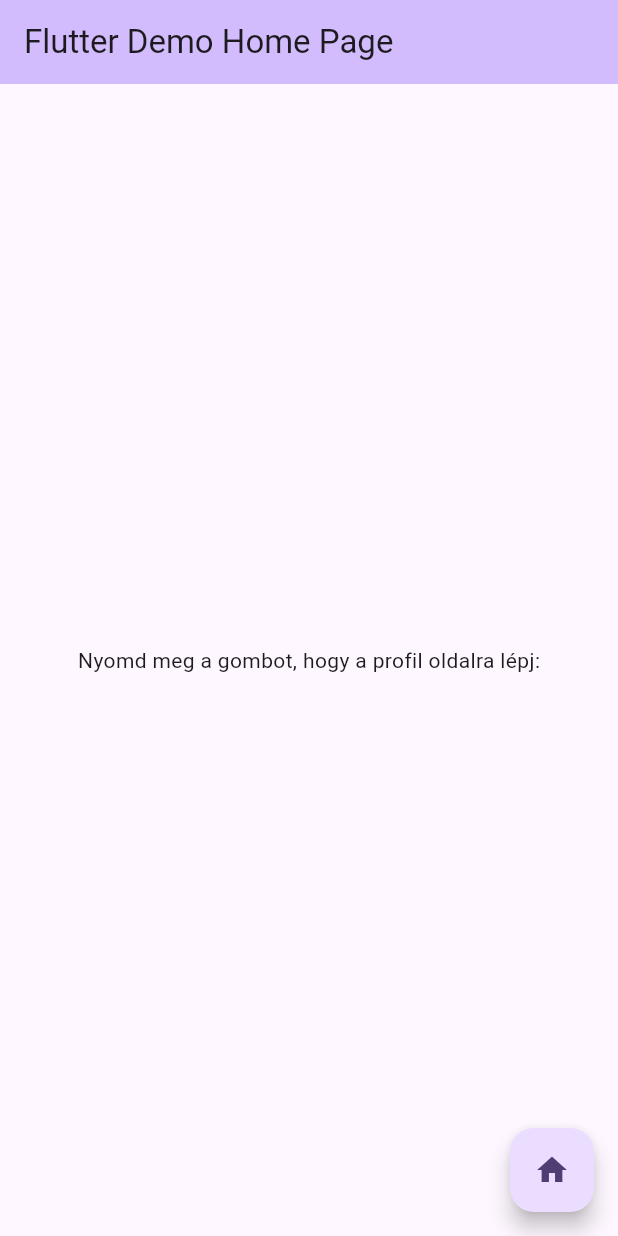
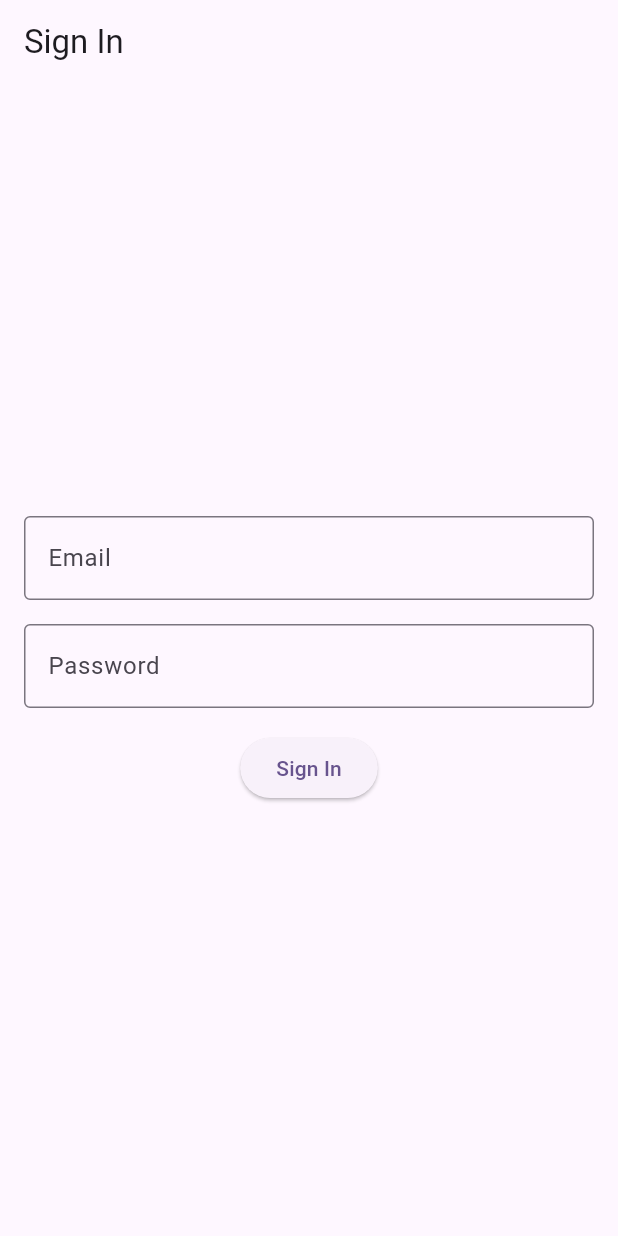
Before and after one commit to ErsekBeatriceAdrienne/Memora, a Flutter app: the screen it shows after launch, on a phone screen of 412 x 824 dp. Run offline on Flutter 3.47's test engine with Material 3 defaults, Android fonts, the phone set to English and light mode, and no system bars; our stand-ins replace table_calendar.

Commit message:
sign in page

```diff
--- a/Frontend/friends_with_memories/lib/main.dart
+++ b/Frontend/friends_with_memories/lib/main.dart
@@ -1,69 +1,25 @@
 import 'package:flutter/material.dart';
-import 'package:friends_with_memories/pages/home_page.dart';
-import 'package:friends_with_memories/pages/profile_page.dart';
+import 'package:friends_with_memories/pages/sign_in_page.dart';
 
-void main() {
+void main()
+{
   runApp(const MyApp());
 }
 
-class MyApp extends StatelessWidget {
+class MyApp extends StatelessWidget
+{
   const MyApp({super.key});
 
   @override
-  Widget build(BuildContext context) {
+  Widget build(BuildContext context)
+  {
     return MaterialApp(
-      title: 'Flutter Demo',
+      title: 'Friendship Memories App',
       theme: ThemeData(
         colorScheme: ColorScheme.fromSeed(seedColor: Colors.deepPurple),
         useMaterial3: true,
       ),
-      home: const MyHomePage(title: 'Flutter Demo Home Page'),
+      home: const SignInPage(),
     );
   }
 }
-
-class MyHomePage extends StatefulWidget {
-  const MyHomePage({super.key, required this.title});
-  final String title;
-
-  @override
-  State<MyHomePage> createState() => _MyHomePageState();
-}
-
-class _MyHomePageState extends State<MyHomePage> {
-  @override
-  Widget build(BuildContext context) {
-    return Scaffold(
-      appBar: AppBar(
-        backgroundColor: Theme.of(context).colorScheme.inversePrimary,
-        title: Text(widget.title),
-      ),
-      body: Center(
-        child: Column(
-          mainAxisAlignment: MainAxisAlignment.center,
-          children: <Widget>[
-            const Text(
-              'Nyomd meg a gombot, hogy a profil oldalra lépj:',
-            ),
-          ],
-        ),
-      ),
-      floatingActionButton: Row(
-        mainAxisAlignment: MainAxisAlignment.end,
-        children: [
-          FloatingActionButton(
-            onPressed: () {
-              // Vissza a Home Page-re
-              Navigator.push(
-                context,
-                MaterialPageRoute(builder: (context) => HomePage()),
-              );
-            },
-            tooltip: 'Home',
-            child: const Icon(Icons.home),
-          ),
-        ],
-      ),
-    );
-  }
-}
--- a/Frontend/friends_with_memories/lib/pages/gallery_page.dart
+++ b/Frontend/friends_with_memories/lib/pages/gallery_page.dart
@@ -1,4 +1,3 @@
-// lib/pages/gallery_page.dart
 import 'package:flutter/material.dart';
 
 class GalleryPage extends StatelessWidget {
--- /dev/null
+++ b/Frontend/friends_with_memories/lib/pages/sign_in_page.dart
@@ -0,0 +1,62 @@
+import 'package:flutter/material.dart';
+
+import 'home_page.dart';
+
+class SignInPage extends StatefulWidget
+{
+  const SignInPage({super.key});
+
+  @override
+  State<SignInPage> createState() => _SignInPageState();
+}
+
+class _SignInPageState extends State<SignInPage>
+{
+  final TextEditingController _emailController = TextEditingController();
+  final TextEditingController _passwordController = TextEditingController();
+
+  @override
+  Widget build(BuildContext context)
+  {
+    return Scaffold(
+      appBar: AppBar(
+        title: const Text('Sign In'),
+      ),
+      body: Padding(
+        padding: const EdgeInsets.all(16.0),
+        child: Column(
+          mainAxisAlignment: MainAxisAlignment.center,
+          children: <Widget>[
+            TextField(
+              controller: _emailController,
+              decoration: const InputDecoration(
+                labelText: 'Email',
+                border: OutlineInputBorder(),
+              ),
+            ),
+            const SizedBox(height: 16),
+            TextField(
+              controller: _passwordController,
+              decoration: const InputDecoration(
+                labelText: 'Password',
+                border: OutlineInputBorder(),
+              ),
+              obscureText: true,
+            ),
+            const SizedBox(height: 16),
+            ElevatedButton(
+              onPressed: () {
+                // Navigate to HomePage when sign in button is tapped
+                Navigator.push(
+                  context,
+                  MaterialPageRoute(builder: (context) => HomePage()),
+                );
+              },
+              child: const Text('Sign In'),
+            ),
+          ],
+        ),
+      ),
+    );
+  }
+}
```
Also changed, not shown: Frontend/friends_with_memories/lib/pages/home_page.dart (+10 -5 lines), Frontend/friends_with_memories/lib/pages/profile_page.dart (+4 -3 lines).
